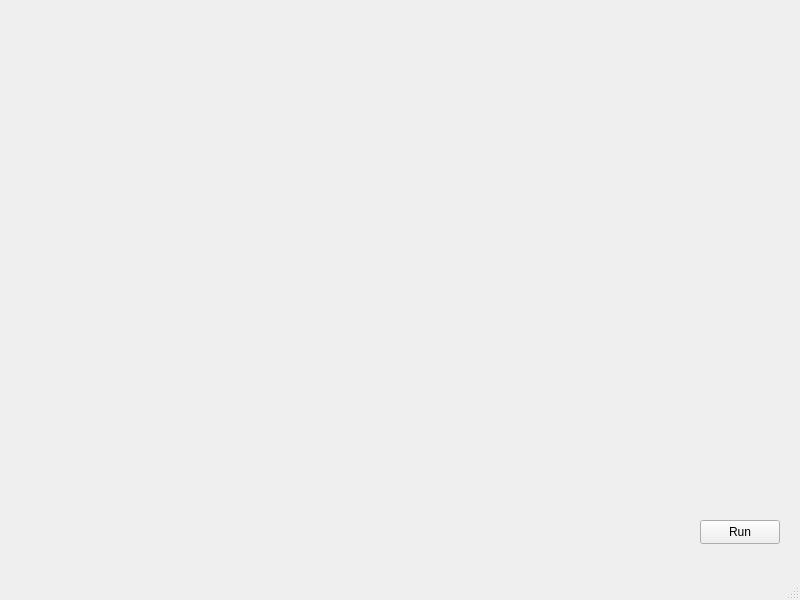
The window that mainwindow.ui (University-of-Utah-CS3505/a9-edu-app-MAUIFanClub) describes before a commit, drawn with Qt 5.
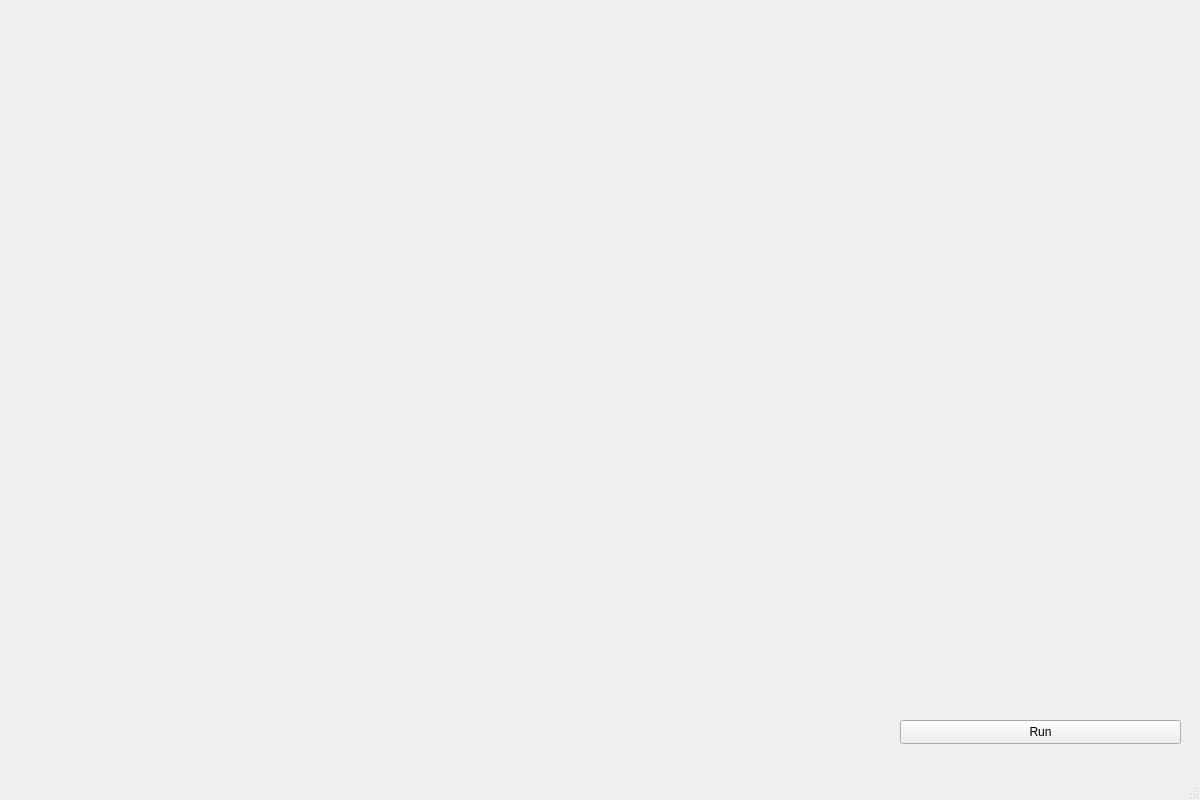
The same window after the commit.

Diff of the .ui file:
```diff
--- a/mainwindow.ui
+++ b/mainwindow.ui
@@ -6,8 +6,8 @@
    <rect>
     <x>0</x>
     <y>0</y>
-    <width>800</width>
-    <height>600</height>
+    <width>1200</width>
+    <height>800</height>
    </rect>
   </property>
   <property name="windowTitle">
@@ -17,9 +17,9 @@
    <widget class="QPushButton" name="runBtn">
     <property name="geometry">
      <rect>
-      <x>700</x>
-      <y>520</y>
-      <width>80</width>
+      <x>900</x>
+      <y>720</y>
+      <width>281</width>
       <height>24</height>
      </rect>
     </property>
```
Left out of the diff: 2 changed lines with no effect on the pictures.
